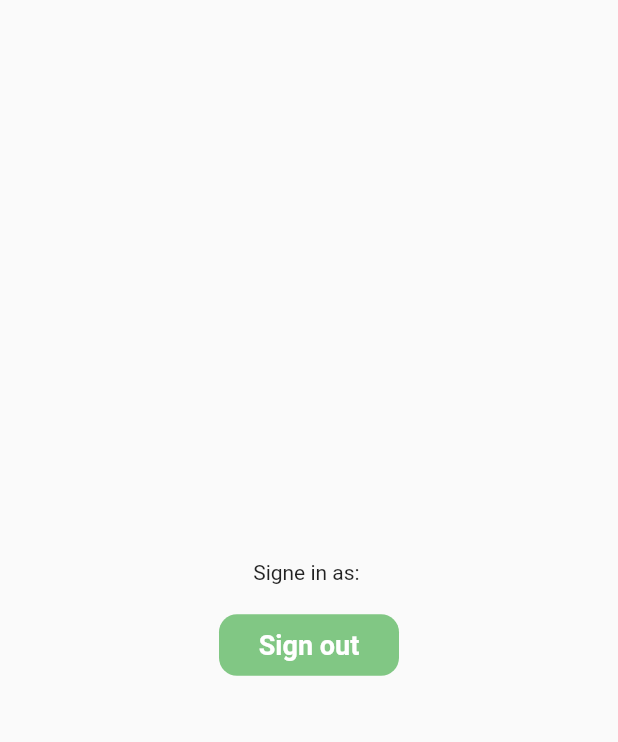
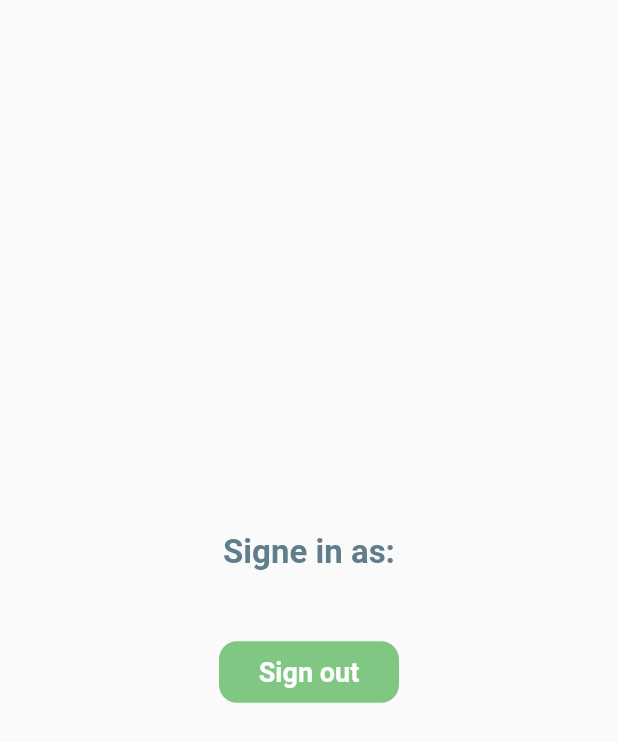
Before and after one commit to Sadid-USN/firebase_auth, a Flutter app: the screen it shows once a user with an empty profile is signed in, on a phone screen of 412 x 824 dp. Shown: the top 742 px of the screen. Run offline on Flutter 3.47's test engine with Material 2 defaults, Android fonts, the phone set to English and light mode, and no system bars; our stand-ins replace firebase_auth, firebase_core, google_fonts; accounts and stored records are empty; network calls fail.

```diff
--- a/lib/screens/signe_out_page.dart
+++ b/lib/screens/signe_out_page.dart
@@ -14,10 +14,16 @@ class _SigneOutPageState extends State<SigneOutPage> {
   Widget build(BuildContext context) {
     return Scaffold(
       body: Column(
+
         mainAxisAlignment: MainAxisAlignment.center,
         children: [
           Center(
-            child: Text('Signe in as: ' + user!.email!),
+            child: Text('Signe in as:\n${user!.email!}',
+            textAlign: TextAlign.center,
+            style: const TextStyle(
+                          color: Colors.blueGrey,
+                          fontWeight: FontWeight.bold,
+                          fontSize: 22),),
           ),
           const SizedBox(height: 20,),
                    Container(
```
Also changed, not shown: lib/screens/login_page.dart (+7 -2 lines).
